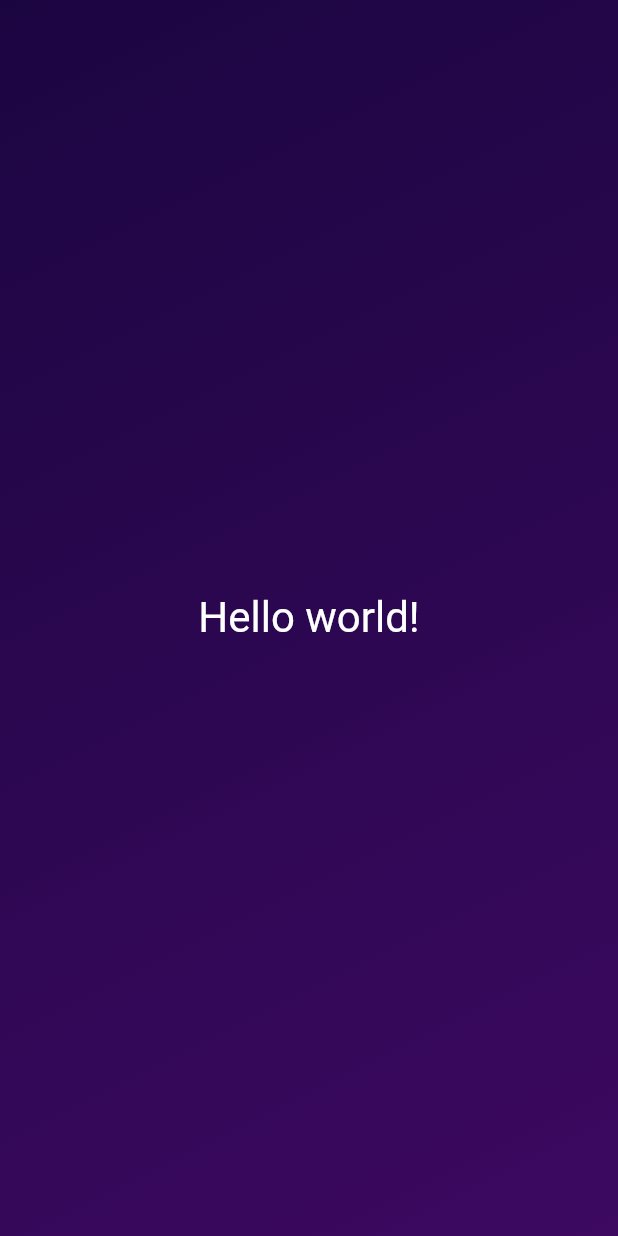
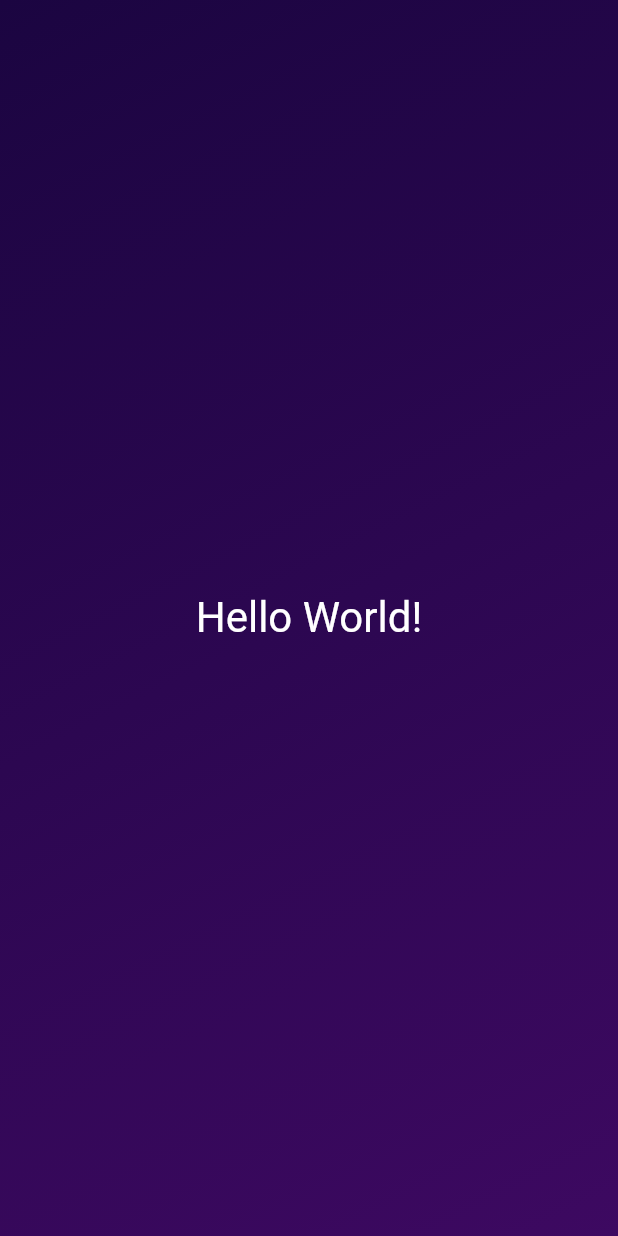
Before and after one commit to JoshuaScherer1996/dices, a Flutter app: the screen it shows after launch, on a phone screen of 412 x 824 dp. Run offline on Flutter 3.47's test engine with Material 2 defaults, Android fonts, the phone set to English and light mode, and no system bars.

Commit message:
made the code less hardcoded by adding the functionality off changing text inside the gradient container via the invocation of the SyledText constructor

```diff
--- a/lib/gradiant_container.dart
+++ b/lib/gradiant_container.dart
@@ -22,7 +22,7 @@ class GradientContainer extends StatelessWidget {
         ),
       ),
       child: const Center(
-        child: StyledText(),
+        child: StyledText("Hello World!"),
       ),
     );
   }
--- a/lib/styled_text.dart
+++ b/lib/styled_text.dart
@@ -1,13 +1,15 @@
 import 'package:flutter/material.dart';
 
 class StyledText extends StatelessWidget {
-  const StyledText({super.key});
+  const StyledText(this.text, {super.key});
+
+  final String text;
 
   @override
   Widget build(context) {
-    return const Text(
-      'Hello world!',
-      style: TextStyle(color: Colors.white, fontSize: 28),
+    return Text(
+      text,
+      style: const TextStyle(color: Colors.white, fontSize: 28),
     );
   }
 }
```
